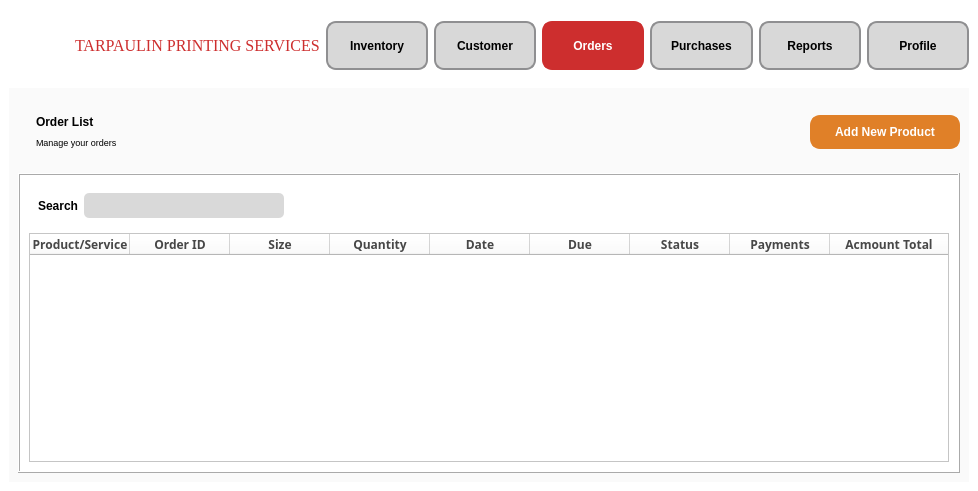
Qt form AddOrder.ui (CMacan/MCAV-desktop-app) before a commit.
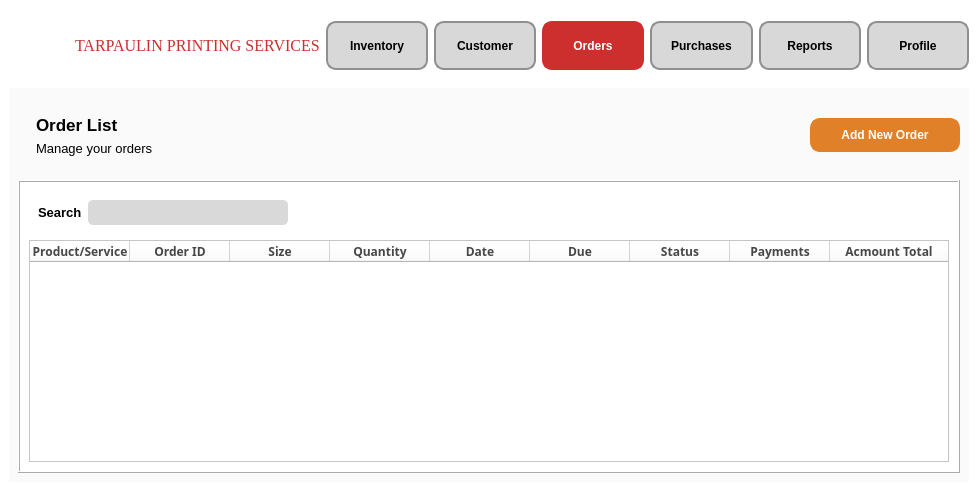
The same form after that commit. Icons and pictures are not drawn.

The edit to the form file:
```diff
--- a/AddOrder.ui
+++ b/AddOrder.ui
@@ -250,6 +250,11 @@
         <height>2</height>
        </size>
       </property>
+      <property name="font">
+       <font>
+        <pointsize>10</pointsize>
+       </font>
+      </property>
       <property name="layoutDirection">
        <enum>Qt::LeftToRight</enum>
       </property>
@@ -275,6 +280,11 @@
            <verstretch>0</verstretch>
           </sizepolicy>
          </property>
+         <property name="font">
+          <font>
+           <pointsize>10</pointsize>
+          </font>
+         </property>
          <property name="frameShape">
           <enum>QFrame::NoFrame</enum>
          </property>
@@ -287,6 +297,11 @@
           </property>
           <item>
            <widget class="QFrame" name="ProductList">
+            <property name="font">
+             <font>
+              <pointsize>10</pointsize>
+             </font>
+            </property>
             <property name="frameShape">
              <enum>QFrame::NoFrame</enum>
             </property>
@@ -296,6 +311,13 @@
             <layout class="QVBoxLayout" name="verticalLayout_3">
              <item>
               <widget class="QLabel" name="ProductLabel">
+               <property name="font">
+                <font>
+                 <pointsize>13</pointsize>
+                 <weight>75</weight>
+                 <bold>true</bold>
+                </font>
+               </property>
                <property name="styleSheet">
                 <string notr="true">font-weight: bold;</string>
                </property>
@@ -308,7 +330,7 @@
               <widget class="QLabel" name="manageLabel">
                <property name="font">
                 <font>
-                 <pointsize>7</pointsize>
+                 <pointsize>10</pointsize>
                 </font>
                </property>
                <property name="text">
@@ -321,6 +343,11 @@
           </item>
           <item>
            <widget class="QFrame" name="BtnContainer">
+            <property name="font">
+             <font>
+              <pointsize>10</pointsize>
+             </font>
+            </property>
             <property name="frameShape">
              <enum>QFrame::NoFrame</enum>
             </property>
@@ -333,6 +360,11 @@
              </property>
              <item>
               <spacer name="horizontalSpacer">
+               <property name="font">
+                <font>
+                 <pointsize>10</pointsize>
+                </font>
+               </property>
                <property name="orientation">
                 <enum>Qt::Horizontal</enum>
                </property>
@@ -364,6 +396,13 @@
                  <height>34</height>
                 </size>
                </property>
+               <property name="font">
+                <font>
+                 <pointsize>-1</pointsize>
+                 <weight>75</weight>
+                 <bold>true</bold>
+                </font>
+               </property>
                <property name="cursor">
                 <cursorShape>PointingHandCursor</cursorShape>
                </property>
@@ -377,7 +416,7 @@
 font-weight: bold; frf</string>
                </property>
                <property name="text">
-                <string>Add New Product</string>
+                <string>Add New Order</string>
                </property>
                <property name="icon">
                 <iconset>
@@ -405,6 +444,11 @@
            <verstretch>0</verstretch>
           </sizepolicy>
          </property>
+         <property name="font">
+          <font>
+           <pointsize>10</pointsize>
+          </font>
+         </property>
          <property name="styleSheet">
           <string notr="true">background-color: white;</string>
          </property>
@@ -423,6 +467,11 @@
               <height>41</height>
              </size>
             </property>
+            <property name="font">
+             <font>
+              <pointsize>10</pointsize>
+             </font>
+            </property>
             <property name="frameShape">
              <enum>QFrame::NoFrame</enum>
             </property>
@@ -432,6 +481,13 @@
             <layout class="QHBoxLayout" name="horizontalLayout_2">
              <item>
               <widget class="QLabel" name="Search">
+               <property name="font">
+                <font>
+                 <pointsize>10</pointsize>
+                 <weight>75</weight>
+                 <bold>true</bold>
+                </font>
+               </property>
                <property name="styleSheet">
                 <string notr="true">font-weight: bold;
 </string>
@@ -458,6 +514,11 @@
                  <height>25</height>
                 </size>
                </property>
+               <property name="font">
+                <font>
+                 <pointsize>10</pointsize>
+                </font>
+               </property>
                <property name="styleSheet">
                 <string notr="true">background-color: #D9D9D9;
 border-radius: 5px;
@@ -480,6 +541,11 @@
                  <height>25</height>
                 </size>
                </property>
+               <property name="font">
+                <font>
+                 <pointsize>10</pointsize>
+                </font>
+               </property>
                <property name="cursor">
                 <cursorShape>PointingHandCursor</cursorShape>
                </property>
@@ -496,6 +562,11 @@
              </item>
              <item>
               <spacer name="horizontalSpacer_2">
+               <property name="font">
+                <font>
+                 <pointsize>10</pointsize>
+                </font>
+               </property>
                <property name="orientation">
                 <enum>Qt::Horizontal</enum>
                </property>
@@ -512,6 +583,11 @@
           </item>
           <item>
            <widget class="QTableWidget" name="tableWidget">
+            <property name="font">
+             <font>
+              <pointsize>10</pointsize>
+             </font>
+            </property>
             <property name="columnCount">
              <number>9</number>
             </property>
```
Left out of the diff: 52 changed lines with no effect on the pictures.
